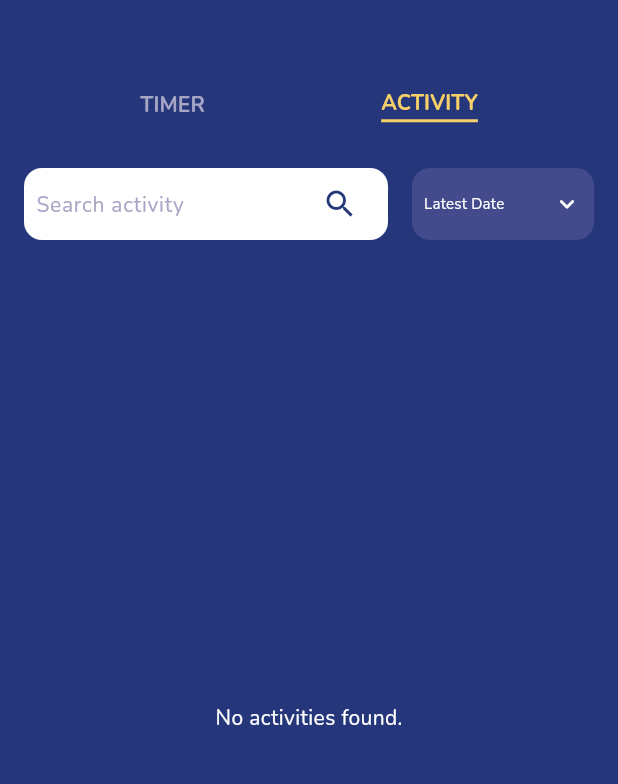
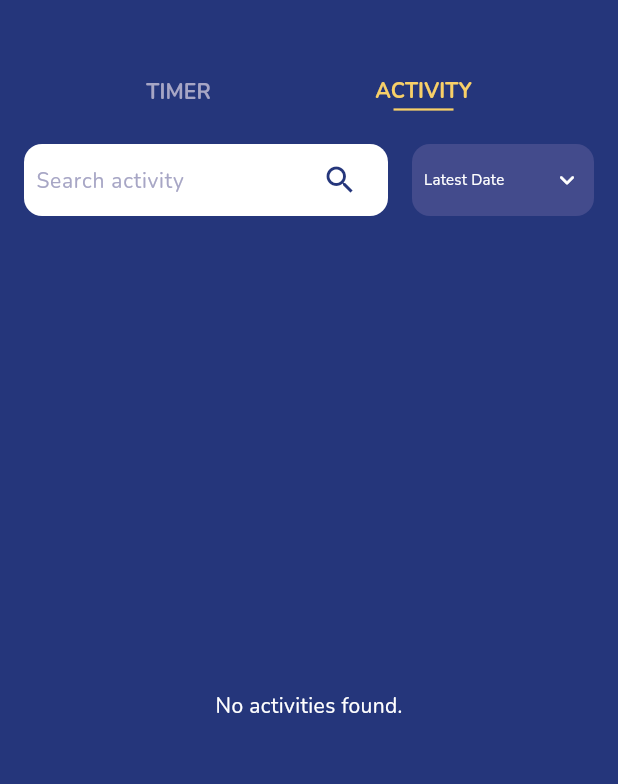
Before and after one commit to itzKv/Clockify, a Flutter app: the HomeScreen screen opened by its route, after a tap on "ACTIVITY", on a phone screen of 412 x 824 dp, the part 78-862 px from its top. Run offline on Flutter 3.47's test engine with Material 3 defaults, Android fonts, the phone set to English and light mode, and no system bars; our stand-ins replace awesome_snackbar_content, dartz, dio, flutter_slidable, flutter_svg, geolocator and 4 more; accounts and stored records are empty.

Commit message:
Fix: Navigation between Timer and Activity

```diff
--- a/clockify/lib/features/home/presentation/pages/home_screen.dart
+++ b/clockify/lib/features/home/presentation/pages/home_screen.dart
@@ -1,11 +1,6 @@
-import 'package:clockify/features/activity/business/entities/activity_entity.dart';
-import 'package:clockify/features/activity/business/repositories/activity_repository.dart';
-import 'package:clockify/features/activity/business/usecases/get_all_activities.dart';
-import 'package:clockify/features/activity/business/usecases/save_activity.dart';
 import 'package:clockify/features/activity/presentation/pages/activity_screen.dart';
 import 'package:clockify/features/timer/presentation/pages/timer_screen.dart';
 import 'package:flutter/material.dart';
-import 'package:provider/provider.dart';
 
 class HomeScreen extends StatefulWidget {
 
@@ -32,6 +27,7 @@ class _HomeScreenState extends State<HomeScreen> {
             ),
 
             SizedBox(height: 16,),
+
             // Navigation Text Button
             Container(
               padding: EdgeInsets.symmetric(vertical: 10),
@@ -64,22 +60,15 @@ class _HomeScreenState extends State<HomeScreen> {
     bool isSelected = _selectedIndex == index;
 
     return TextButton(
-      onPressed: () {},
-      child: TextButton(
-        onPressed: () { setState(() {
+      onPressed: () {
+        setState(() {
           _selectedIndex = index;
-        });},
-        child: Container(
-          padding: EdgeInsets.only(bottom: 1),
-          decoration: isSelected ? BoxDecoration(
-            border: Border(bottom: BorderSide(
-              color: Color(0xffF8D068),
-              width: 2,
-            ))
-          ) : BoxDecoration(
-            color: Colors.transparent,
-          ),
-          child: Text(
+        });
+      },
+      child: Column(
+        mainAxisSize: MainAxisSize.min,
+        children: [
+          Text(
             text,
             style: TextStyle(
               fontSize: 14,
@@ -87,7 +76,14 @@ class _HomeScreenState extends State<HomeScreen> {
               color: isSelected ? Color(0xffF8D068) : Color(0xffA7A6C5),
             ),
           ),
-        )
+          SizedBox(height: 2),
+          if (isSelected)
+            Container(
+              width: 40,
+              height: 1.5,
+              color: Color(0xffF8D068),
+            ),
+        ],
       ),
     );
   }
```
